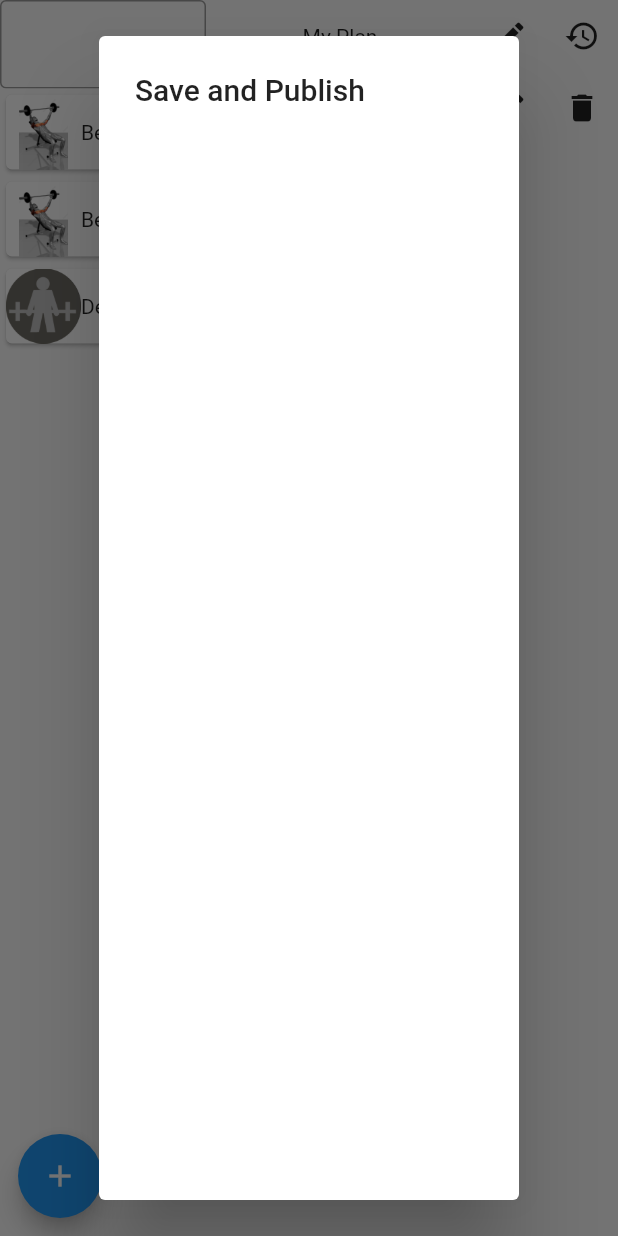
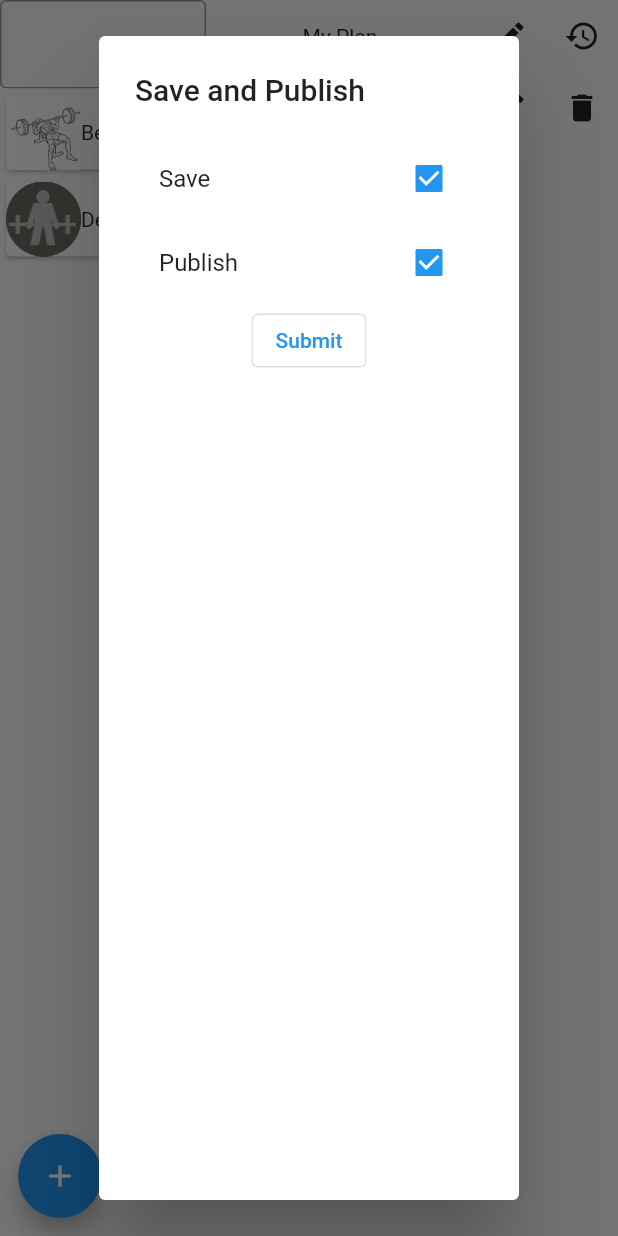
Before and after one commit to bpreise1/frontend, a Flutter app: the CreatePlanPage screen opened directly, after a tap on the "add circle" icon, after a tap on the "add" icon, on a phone screen of 412 x 824 dp. Run offline on Flutter 3.47's test engine with Material 2 defaults, Android fonts, the phone set to English and light mode, and no system bars; our stand-ins replace firebase_auth, firebase_core, flutter_riverpod; missing offline and left inert: firebase_ui_auth, firebase_ui_oauth_google; accounts and stored records are empty.

Commit message:
added logic to save plans to device

```diff
--- /dev/null
+++ b/lib/models/exercise.dart
@@ -0,0 +1,22 @@
+class Exercise {
+  const Exercise({
+    required this.name,
+    required this.description,
+    this.sets = '',
+    this.reps = '',
+  });
+
+  final String name;
+  final String description;
+  final String sets;
+  final String reps;
+
+  Exercise.fromJson(Map<String, dynamic> json)
+      : name = json['name'],
+        description = json['description'],
+        sets = json['sets'],
+        reps = json['reps'];
+
+  Map<String, String> toJson() =>
+      {'name': name, 'description': description, 'sets': sets, 'reps': reps};
+}
--- /dev/null
+++ b/lib/models/exercise_plans.dart
@@ -0,0 +1,48 @@
+import 'dart:convert';
+
+import 'package:frontend/models/exercise.dart';
+import 'package:uuid/uuid.dart';
+
+class InProgressExercisePlan {
+  const InProgressExercisePlan(
+      {this.planName = 'My Plan',
+      this.dayToExercisesMap = const {'Day 1': []}});
+
+  final String planName;
+  final Map<String, List<Exercise>> dayToExercisesMap;
+}
+
+class CompletedExercisePlan {
+  CompletedExercisePlan(
+      {required this.planName, required this.dayToExercisesMap});
+
+  String id = const Uuid().v4();
+  final String planName;
+  Map<String, List<Exercise>> dayToExercisesMap;
+
+  factory CompletedExercisePlan.fromJson(Map<String, dynamic> json) {
+    jsonToExerciseList(List exerciseList) =>
+        exerciseList.map((exercise) => Exercise.fromJson(exercise)).toList();
+
+    Map plan = json['plan'] as Map;
+    Map<String, List<Exercise>> parsedDayToExercisesMap = plan.map(
+        (day, exerciseList) => MapEntry(day, jsonToExerciseList(exerciseList)));
+
+    CompletedExercisePlan completedExercisePlan = CompletedExercisePlan(
+        planName: json['planName'], dayToExercisesMap: parsedDayToExercisesMap);
+    completedExercisePlan.id = json['id'];
+    return completedExercisePlan;
+  }
+
+  Map<String, dynamic> toJson() {
+    exerciseListToJson(List<Exercise> exerciseList) =>
+        exerciseList.map((exercise) => exercise.toJson()).toList();
+    return {
+      'id': id,
+      'planName': planName,
+      'plan': dayToExercisesMap.map<String, List<Map<String, String>>>(
+          (day, exerciseList) =>
+              MapEntry(day, exerciseListToJson(exerciseList))),
+    };
+  }
+}
--- a/lib/screens/create_plan_page.dart
+++ b/lib/screens/create_plan_page.dart
@@ -1,11 +1,13 @@
 import 'package:flutter/material.dart';
 import 'package:flutter_riverpod/flutter_riverpod.dart';
+import 'package:frontend/models/exercise.dart';
 import 'package:frontend/providers/exercise_plan_provider.dart';
 import 'package:frontend/widgets/day_select_dropdown.dart';
 import 'package:frontend/widgets/draggable_exercise_list.dart';
 import 'package:frontend/widgets/edit_text.dart';
 import 'package:frontend/widgets/exercise_list_item.dart';
 import 'package:frontend/widgets/exercise_list_item_textfield.dart';
+import 'package:frontend/widgets/submit_plan_dialog.dart';
 
 class CreatePlanPage extends StatelessWidget {
   const CreatePlanPage({super.key});
@@ -133,10 +135,7 @@ class CreatePlanPage extends StatelessWidget {
               showDialog(
                   context: context,
                   builder: (context) {
-                    return AlertDialog(
-                      title: const Text('Save and Publish'),
-                      content: Container(),
-                    );
+                    return const SubmitPlanDialog();
                   });
             },
             child: const Icon(Icons.add)));
--- a/lib/statics/all_exercises.dart
+++ b/lib/statics/all_exercises.dart
@@ -1,17 +1,6 @@
-import 'package:flutter/material.dart';
-import 'package:frontend/providers/exercise_plan_provider.dart';
+import 'package:frontend/models/exercise.dart';
 
 const List<Exercise> allExercises = [
-  Exercise(
-      name: 'Bench Press',
-      description: 'Bench Press description',
-      image: AssetImage('assets/bench_press.jpeg')),
-  Exercise(
-      name: 'Bench Press 2',
-      description: 'Bench Press description 2',
-      image: AssetImage('assets/bench_press.jpeg')),
-  Exercise(
-      name: 'Deadlift',
-      description: 'Hard fucking lift',
-      image: AssetImage('assets/deadlift.png'))
+  Exercise(name: 'Bench Press', description: 'Bench Press description'),
+  Exercise(name: 'Deadlift', description: 'Hard fucking lift')
 ];
--- a/lib/widgets/day_select_dropdown.dart
+++ b/lib/widgets/day_select_dropdown.dart
@@ -100,7 +100,7 @@ class _DaySelectDropdownState extends State<DaySelectDropdown> {
                               builder: ((context) {
                                 return AlertDialog(
                                     title: Text(
-                                        'Are you sure you want to delete $currentDay?'),
+                                        'Are you sure you want to delete "$currentDay"?'),
                                     content: Row(
                                       children: [
                                         OutlinedButton(
--- a/lib/widgets/draggable_exercise_list.dart
+++ b/lib/widgets/draggable_exercise_list.dart
@@ -1,5 +1,5 @@
 import 'package:flutter/material.dart';
-import 'package:frontend/providers/exercise_plan_provider.dart';
+import 'package:frontend/models/exercise.dart';
 import 'package:frontend/statics/all_exercises.dart';
 import 'package:frontend/widgets/draggable_exercise_list_item.dart';
 
--- a/lib/widgets/draggable_exercise_list_item.dart
+++ b/lib/widgets/draggable_exercise_list_item.dart
@@ -1,5 +1,5 @@
 import 'package:flutter/material.dart';
-import 'package:frontend/providers/exercise_plan_provider.dart';
+import 'package:frontend/models/exercise.dart';
 import 'package:frontend/widgets/exercise_list_item.dart';
 
 class DraggableExerciseListItem extends StatelessWidget {
--- a/lib/widgets/exercise_list.dart
+++ b/lib/widgets/exercise_list.dart
@@ -1,5 +1,5 @@
 import 'package:flutter/material.dart';
-import 'package:frontend/providers/exercise_plan_provider.dart';
+import 'package:frontend/models/exercise.dart';
 import 'package:frontend/statics/all_exercises.dart';
 import 'package:frontend/widgets/exercise_list_item.dart';
 
--- a/lib/widgets/exercise_list_item.dart
+++ b/lib/widgets/exercise_list_item.dart
@@ -1,5 +1,5 @@
 import 'package:flutter/material.dart';
-import 'package:frontend/providers/exercise_plan_provider.dart';
+import 'package:frontend/models/exercise.dart';
 
 class ExerciseListItem extends StatelessWidget {
   const ExerciseListItem(
@@ -31,7 +31,10 @@ class ExerciseListItem extends StatelessWidget {
       child: Card(
         child: Row(
           children: [
-            Image(image: exercise.image, width: 50, height: 50),
+            Image.asset(
+                'assets/${exercise.name.toLowerCase().replaceAll(' ', '_')}.png',
+                width: 50,
+                height: 50),
             Text(exercise.name),
             ...children
           ],
--- /dev/null
+++ b/lib/widgets/submit_plan_dialog.dart
@@ -0,0 +1,78 @@
+import 'package:flutter/material.dart';
+import 'package:flutter_riverpod/flutter_riverpod.dart';
+import 'package:frontend/models/exercise_plans.dart';
+import 'package:frontend/providers/exercise_plan_provider.dart';
+import 'package:frontend/repository/completed_exercise_plan_repository.dart';
+
+class SubmitPlanDialog extends StatelessWidget {
+  const SubmitPlanDialog({super.key});
+
+  @override
+  Widget build(BuildContext context) {
+    bool saveIsChecked = true;
+    bool publishIsChecked = true;
+
+    return AlertDialog(
+        title: const Text('Save and Publish'),
+        content: StatefulBuilder(
+          builder: ((context, setState) {
+            return Column(
+              children: [
+                CheckboxListTile(
+                    title: const Text('Save'),
+                    value: saveIsChecked,
+                    onChanged: ((bool? value) {
+                      setState(() {
+                        saveIsChecked = value!;
+                      });
+                    })),
+                CheckboxListTile(
+                    title: const Text('Publish'),
+                    value: publishIsChecked,
+                    onChanged: ((bool? value) {
+                      setState(() {
+                        publishIsChecked = value!;
+                      });
+                    })),
+                Consumer(builder: ((context, ref, child) {
+                  InProgressExercisePlan inProgressExerciseplan =
+                      ref.watch(exercisePlanProvider).exercisePlan;
+
+                  void validatePlan() {
+                    inProgressExerciseplan.dayToExercisesMap
+                        .forEach((day, exercises) {
+                      assert(
+                          exercises.isNotEmpty, 'Day "$day" must not be empty');
+                    });
+                  }
+
+                  final CompletedExercisePlan completedExercisePlan =
+                      CompletedExercisePlan(
+                          planName: inProgressExerciseplan.planName,
+                          dayToExercisesMap:
+                              inProgressExerciseplan.dayToExercisesMap);
+
+                  return OutlinedButton(
+                      onPressed: () async {
+                        assert(saveIsChecked || publishIsChecked,
+                            'Either save or publish must be selected');
+
+                        validatePlan();
+
+                        if (saveIsChecked) {
+                          await completedExercisePlanRepository
+                              .saveCompletedExercisePlansToDevice(
+                                  completedExercisePlan);
+                          print('DONE');
+                        }
+
+                        if (publishIsChecked) {}
+                      },
+                      child: const Text('Submit'));
+                }))
+              ],
+            );
+          }),
+        ));
+  }
+}
--- a/pubspec.yaml
+++ b/pubspec.yaml
@@ -41,6 +41,8 @@ dependencies:
   firebase_ui_auth: ^1.1.2
   firebase_ui_oauth_google: ^1.0.9
   flutter_riverpod: ^2.1.1
+  uuid: ^3.0.7
+  path_provider: ^2.0.11
 
 dev_dependencies:
   flutter_test:
```
Also changed, not shown: lib/providers/exercise_plan_provider.dart (+52 -74 lines), lib/repository/completed_exercise_plan_repository.dart (added, +54 -0 lines), lib/repository/user_repository.dart (added, +12 -0 lines), lib/screens/saved_plans_page.dart (+15 -1 lines), assets/bench_press.jpeg (deleted), assets/bench_press.png (added), pubspec.lock, 2 other files.
